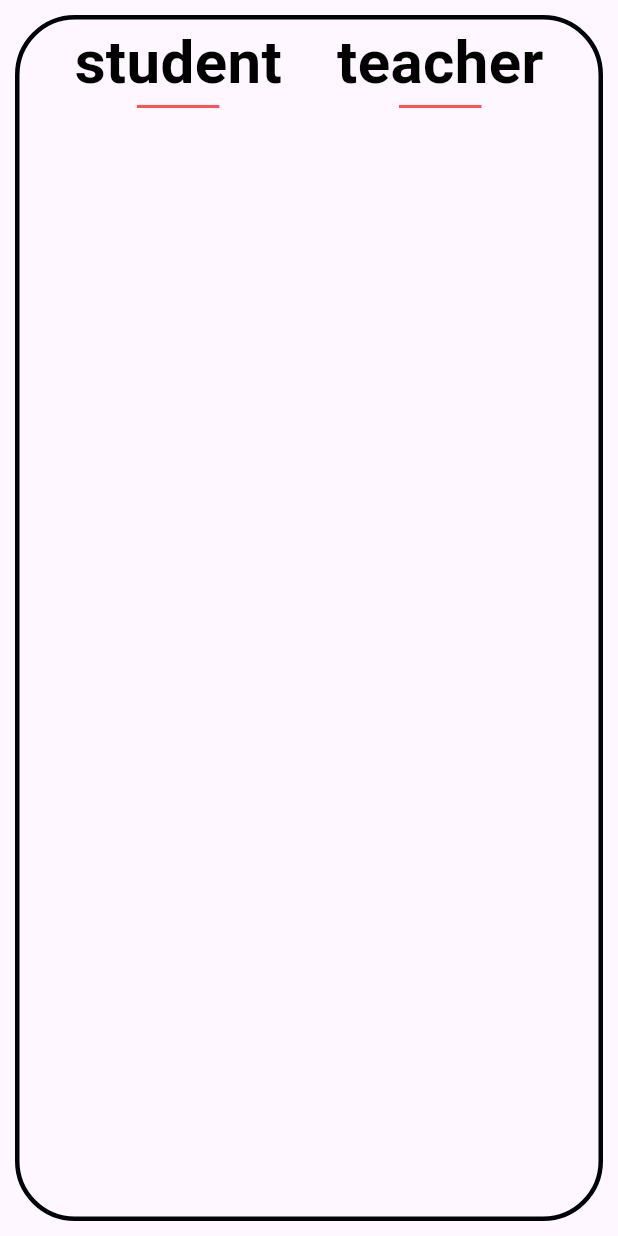
After one commit to hooni04/call_me_teacher, a Flutter app: the login_paege screen opened directly, on a phone screen of 412 x 824 dp. The commit adds this screen. Run offline on Flutter 3.47's test engine with Material 3 defaults, Android fonts, the phone set to English and light mode, and no system bars.

Commit message:
add page

```diff
--- /dev/null
+++ b/lib/login_paege.dart
@@ -0,0 +1,92 @@
+  import 'package:flutter/material.dart';
+
+class login_paege extends StatefulWidget {
+  const login_paege({super.key});
+
+  @override
+  State<login_paege> createState() => _login_paegeState();
+}
+
+class _login_paegeState extends State<login_paege> {
+  bool isSignupScreen = true;
+  @override
+  Widget build(BuildContext context) {
+    return  Scaffold(
+      body: Center(
+        child: Column(
+          children: [
+            Expanded(
+              child:  Container(
+                margin: const EdgeInsets.all(10),
+              child: Row(
+                mainAxisAlignment: MainAxisAlignment.spaceEvenly,
+                children: [
+                  GestureDetector(
+                    onTap: () {
+                    setState(() {
+                      isSignupScreen = false;
+                    });
+                  },
+                    child: Column(
+                      children: [
+                        Text(
+                          "student",
+                        style: TextStyle(
+                          fontSize: 40,
+                          fontWeight: FontWeight.bold,
+                          color: Colors.black
+                          ),
+                        ),
+                        Container(
+                         height : 2,
+                          width:55,
+                          color: Colors.redAccent,
+                      )
+
+                    ],
+                                     ),
+                  ),
+                 GestureDetector(
+                  onTap: () {
+                    setState(() {
+                      isSignupScreen = true;
+                    });
+                  },
+                   child: Column(
+                      children: [
+                        Text(
+                          "teacher",
+                        style: TextStyle(
+                          fontSize: 40,
+                          fontWeight: FontWeight.bold,
+                          color: Colors.black
+                          ),
+                        ),
+                        Container(
+                         height : 2,
+                          width:55,
+                          color: Colors.redAccent,
+                      )
+
+                    ],
+                   ),
+                 ),
+              ],
+            ),
+            decoration: BoxDecoration(
+              borderRadius: BorderRadius.circular(40),
+                  border: Border.all(
+                    color: Color.fromARGB(255, 0, 4, 9),
+                    style: BorderStyle.solid,
+                    width: 3,
+                  )
+                ),
+          ),
+              ),
+              Expanded(child: Container(), flex: 0,)
+          ],
+        ),
+      ),
+    );
+  }
+}
--- a/lib/main.dart
+++ b/lib/main.dart
@@ -1,3 +1,4 @@
+import 'package:call_the_teacher/login_paege.dart';
 import 'package:flutter/material.dart';
 import 'package:flutter/rendering.dart';
 import 'package:call_the_teacher/message.dart';
@@ -17,7 +18,8 @@ class MyApp extends StatelessWidget {
         colorScheme: ColorScheme.fromSeed(seedColor: Color.fromARGB(255, 54, 8, 118)),
         useMaterial3: true,
       ),
-      home: const MyHomePage(title: '우리 앱'),
+      // home: const login_paege() //const MyHomePage(title: '우리 앱'),
+      home: const MyHomePage(title: '우리 앱')
     );
   }
 }
```
